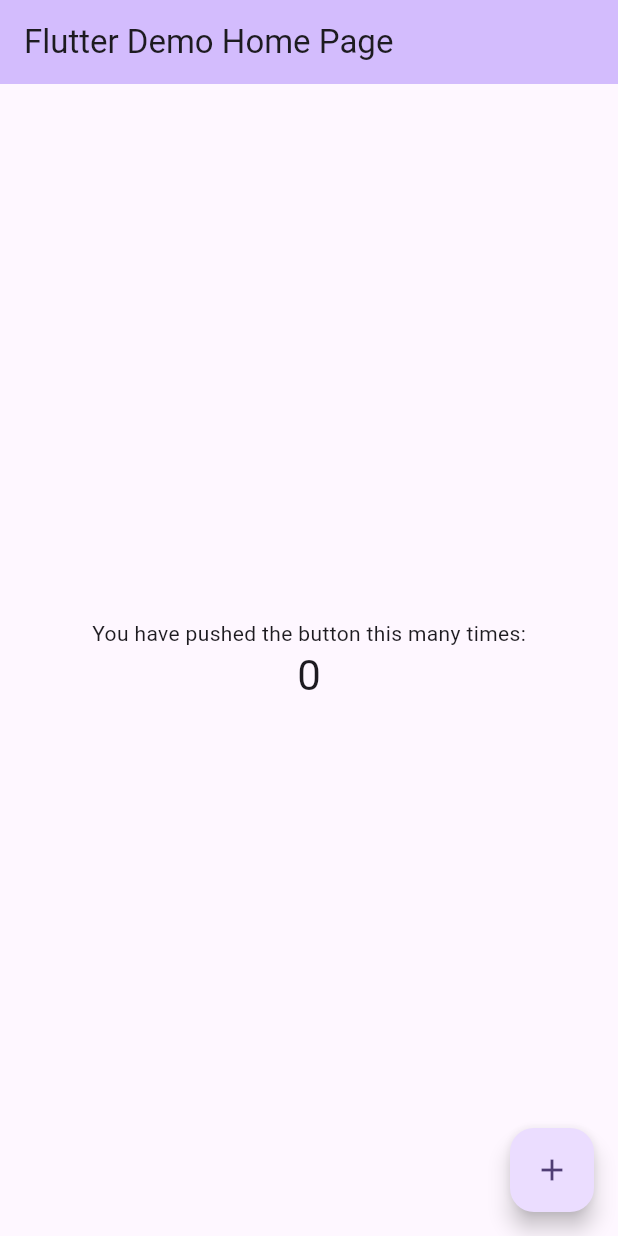
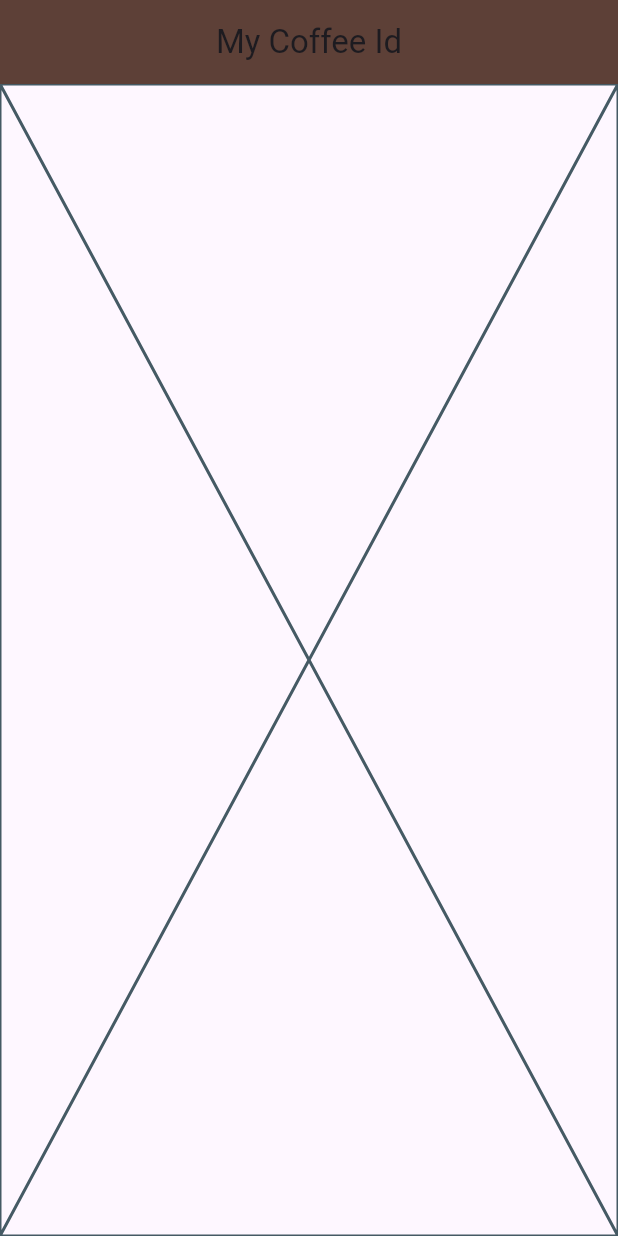
Before and after one commit to kahoragachau/coffee_card, a Flutter app: the screen it shows after launch, on a phone screen of 412 x 824 dp. Run offline on Flutter 3.47's test engine with Material 3 defaults, Android fonts, the phone set to English and light mode, and no system bars.

Commit message:
feat: Add App title

```diff
--- a/lib/main.dart
+++ b/lib/main.dart
@@ -1,125 +1,23 @@
 import 'package:flutter/material.dart';
 
 void main() {
-  runApp(const MyApp());
+  runApp(MaterialApp(
+    home: Scaffold(
+      appBar: AppBar(
+        title: const Text('My Coffee Id'),
+        backgroundColor: Colors.brown[700],
+        centerTitle: true,
+      ),
+      body: const Home(),
+    ),
+  ));
 }
 
-class MyApp extends StatelessWidget {
-  const MyApp({super.key});
-
-  // This widget is the root of your application.
-  @override
-  Widget build(BuildContext context) {
-    return MaterialApp(
-      title: 'Flutter Demo',
-      theme: ThemeData(
-        // This is the theme of your application.
-        //
-        // TRY THIS: Try running your application with "flutter run". You'll see
-        // the application has a purple toolbar. Then, without quitting the app,
-        // try changing the seedColor in the colorScheme below to Colors.green
-        // and then invoke "hot reload" (save your changes or press the "hot
-        // reload" button in a Flutter-supported IDE, or press "r" if you used
-        // the command line to start the app).
-        //
-        // Notice that the counter didn't reset back to zero; the application
-        // state is not lost during the reload. To reset the state, use hot
-        // restart instead.
-        //
-        // This works for code too, not just values: Most code changes can be
-        // tested with just a hot reload.
-        colorScheme: ColorScheme.fromSeed(seedColor: Colors.deepPurple),
-        useMaterial3: true,
-      ),
-      home: const MyHomePage(title: 'Flutter Demo Home Page'),
-    );
-  }
-}
-
-class MyHomePage extends StatefulWidget {
-  const MyHomePage({super.key, required this.title});
-
-  // This widget is the home page of your application. It is stateful, meaning
-  // that it has a State object (defined below) that contains fields that affect
-  // how it looks.
-
-  // This class is the configuration for the state. It holds the values (in this
-  // case the title) provided by the parent (in this case the App widget) and
-  // used by the build method of the State. Fields in a Widget subclass are
-  // always marked "final".
-
-  final String title;
-
-  @override
-  State<MyHomePage> createState() => _MyHomePageState();
-}
-
-class _MyHomePageState extends State<MyHomePage> {
-  int _counter = 0;
-
-  void _incrementCounter() {
-    setState(() {
-      // This call to setState tells the Flutter framework that something has
-      // changed in this State, which causes it to rerun the build method below
-      // so that the display can reflect the updated values. If we changed
-      // _counter without calling setState(), then the build method would not be
-      // called again, and so nothing would appear to happen.
-      _counter++;
-    });
-  }
+class Home extends StatelessWidget {
+  const Home({super.key});
 
   @override
   Widget build(BuildContext context) {
-    // This method is rerun every time setState is called, for instance as done
-    // by the _incrementCounter method above.
-    //
-    // The Flutter framework has been optimized to make rerunning build methods
-    // fast, so that you can just rebuild anything that needs updating rather
-    // than having to individually change instances of widgets.
-    return Scaffold(
-      appBar: AppBar(
-        // TRY THIS: Try changing the color here to a specific color (to
-        // Colors.amber, perhaps?) and trigger a hot reload to see the AppBar
-        // change color while the other colors stay the same.
-        backgroundColor: Theme.of(context).colorScheme.inversePrimary,
-        // Here we take the value from the MyHomePage object that was created by
-        // the App.build method, and use it to set our appbar title.
-        title: Text(widget.title),
-      ),
-      body: Center(
-        // Center is a layout widget. It takes a single child and positions it
-        // in the middle of the parent.
-        child: Column(
-          // Column is also a layout widget. It takes a list of children and
-          // arranges them vertically. By default, it sizes itself to fit its
-          // children horizontally, and tries to be as tall as its parent.
-          //
-          // Column has various properties to control how it sizes itself and
-          // how it positions its children. Here we use mainAxisAlignment to
-          // center the children vertically; the main axis here is the vertical
-          // axis because Columns are vertical (the cross axis would be
-          // horizontal).
-          //
-          // TRY THIS: Invoke "debug painting" (choose the "Toggle Debug Paint"
-          // action in the IDE, or press "p" in the console), to see the
-          // wireframe for each widget.
-          mainAxisAlignment: MainAxisAlignment.center,
-          children: <Widget>[
-            const Text(
-              'You have pushed the button this many times:',
-            ),
-            Text(
-              '$_counter',
-              style: Theme.of(context).textTheme.headlineMedium,
-            ),
-          ],
-        ),
-      ),
-      floatingActionButton: FloatingActionButton(
-        onPressed: _incrementCounter,
-        tooltip: 'Increment',
-        child: const Icon(Icons.add),
-      ), // This trailing comma makes auto-formatting nicer for build methods.
-    );
+    return const Placeholder();
   }
 }
```
